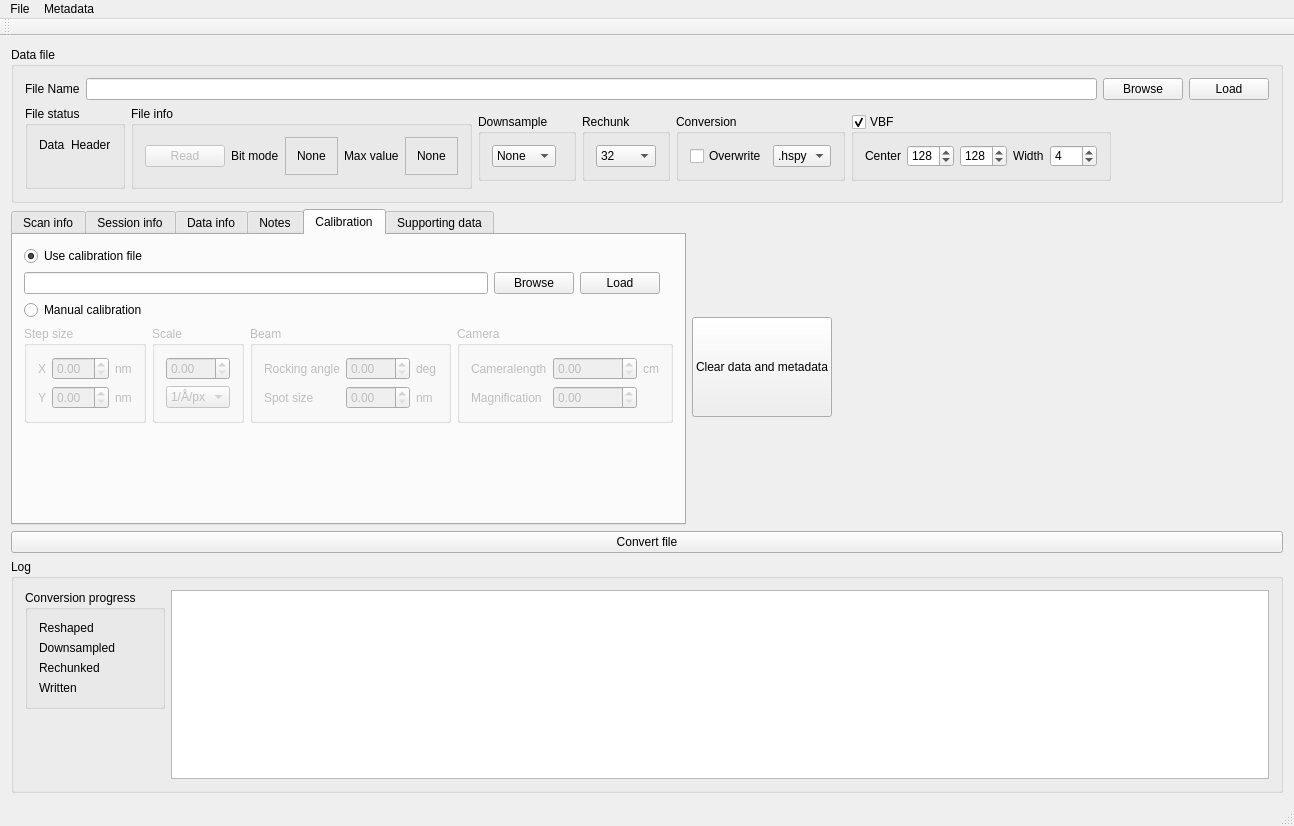
Above: mib2hspy/gui/source/QTCmib2hspy/mainwindow.ui from TEM-Gemini-Centre/mib2hspy before the change. Below: the same form after it.
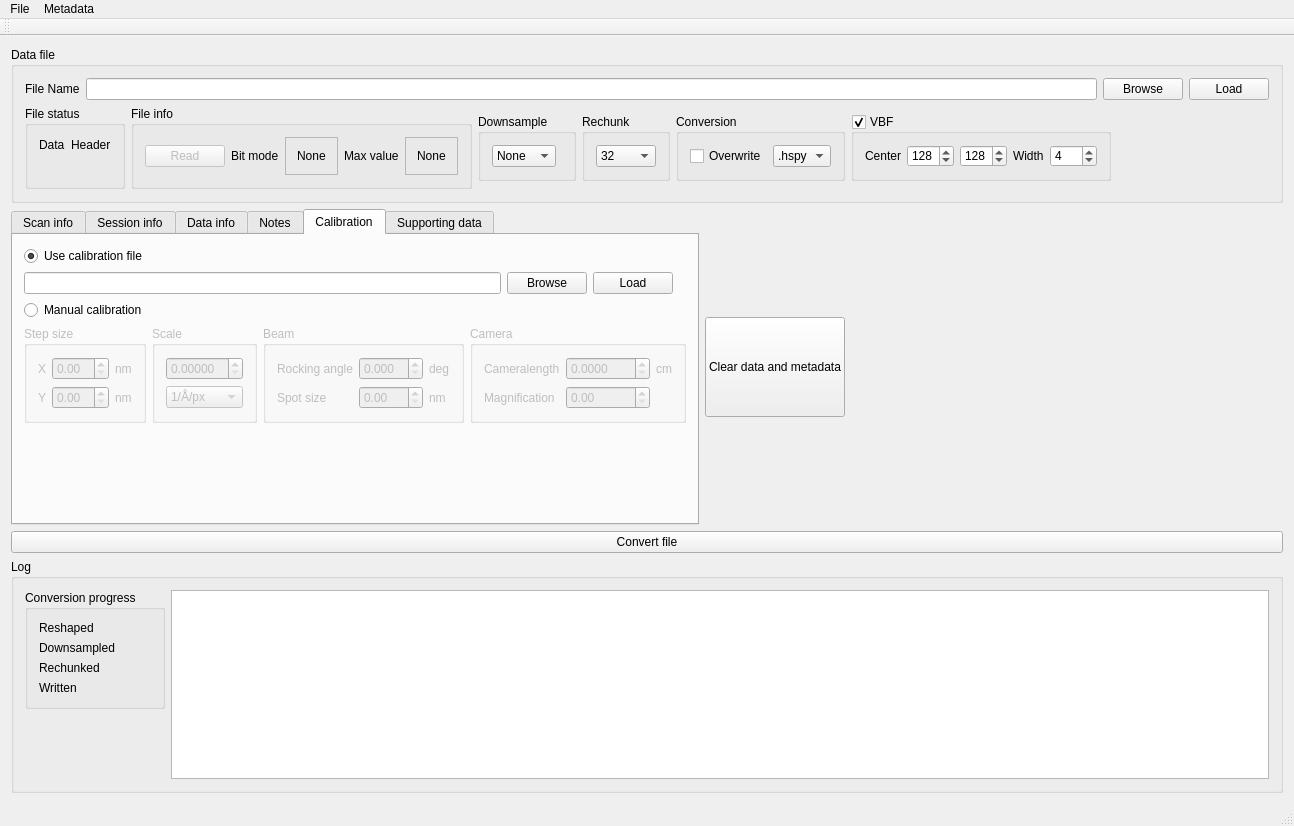
That is the form after the change. The open tabs and pages were chosen to show the change. Icons and pictures are not drawn. Custom widgets are drawn as their Qt base class.

```diff
--- a/mib2hspy/gui/source/QTCmib2hspy/mainwindow.ui
+++ b/mib2hspy/gui/source/QTCmib2hspy/mainwindow.ui
@@ -936,7 +936,11 @@
               </property>
               <layout class="QGridLayout" name="gridLayout_15">
                <item row="0" column="0">
-                <widget class="QDoubleSpinBox" name="scaleSpinBox"/>
+                <widget class="QDoubleSpinBox" name="scaleSpinBox">
+                 <property name="decimals">
+                  <number>5</number>
+                 </property>
+                </widget>
                </item>
                <item row="1" column="0">
                 <widget class="QComboBox" name="scaleSelector">
@@ -973,6 +977,9 @@
                </item>
                <item row="0" column="1">
                 <widget class="QDoubleSpinBox" name="rockingAngleSpinBox">
+                 <property name="decimals">
+                  <number>3</number>
+                 </property>
                  <property name="maximum">
                   <double>10.000000000000000</double>
                  </property>
@@ -1020,6 +1027,9 @@
               <layout class="QGridLayout" name="gridLayout_17">
                <item row="0" column="1">
                 <widget class="QDoubleSpinBox" name="cameraLengthSpinBox">
+                 <property name="decimals">
+                  <number>4</number>
+                 </property>
                  <property name="maximum">
                   <double>500.000000000000000</double>
                  </property>
```
Left out of the diff: 35 changed lines with no effect on the pictures.
